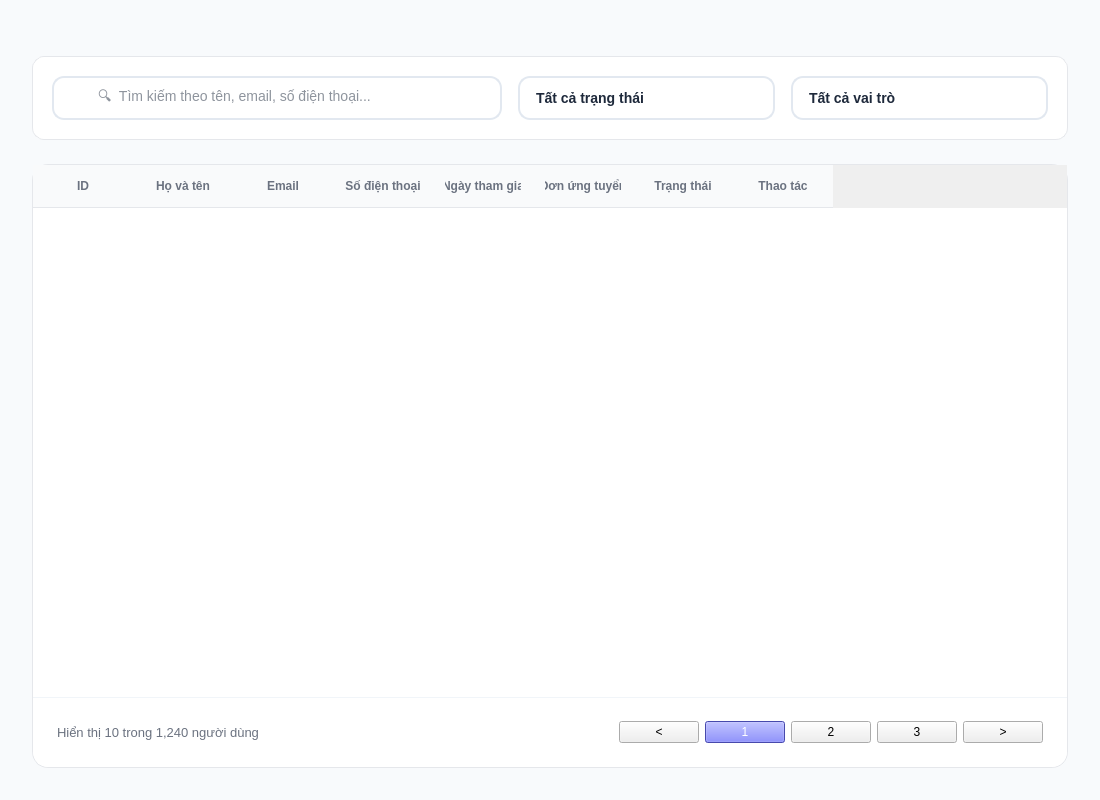
The window that client/resources/ui/QuanLyUser.ui (imaira203/BTLPY_N21_D31) describes before a commit, drawn with Qt 5.
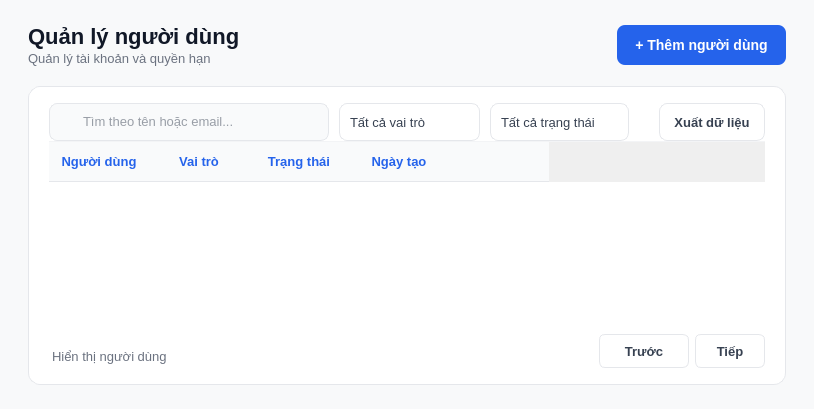
The same window after the commit.

Patch:
```diff
--- a/client/resources/ui/QuanLyUser.ui
+++ b/client/resources/ui/QuanLyUser.ui
@@ -1,107 +1,11 @@
 <?xml version="1.0" encoding="UTF-8"?>
 <ui version="4.0">
  <class>QuanLyUser</class>
- <widget class="QMainWindow" name="QuanLyUser">
-  <property name="geometry">
-   <rect>
-    <x>0</x>
-    <y>0</y>
-    <width>1100</width>
-    <height>800</height>
-   </rect>
-  </property>
-  <property name="windowTitle">
-   <string>JobHub - Quản lý người dùng</string>
-  </property>
+ <widget class="QWidget" name="QuanLyUser">
   <property name="styleSheet">
-   <string notr="true">
-/* QuanLyUser - Premium Light Mode */
-QMainWindow { background-color: #F8FAFC; }
-* { font-family: 'Inter', 'Segoe UI', sans-serif; }
-
-#mainArea { background-color: #F8FAFC; }
-
-#pageTitle {
-    font-size: 26px;
-    font-weight: 700;
-    color: #111827;
-}
-
-#pageSubtitle {
-    font-size: 14px;
-    color: #6B7280;
-}
-
-/* Filter Bar */
-#filterBar {
-    background-color: #FFFFFF;
-    border: 1px solid #E5E7EB;
-    border-radius: 12px;
-    padding: 10px;
-}
-
-/* Table Card Container */
-#tableCard {
-    background-color: #FFFFFF;
-    border: 1px solid #E5E7EB;
-    border-radius: 16px;
-}
-
-/* Table Styling */
-QTableWidget {
-    background-color: transparent;
-    border: none;
-    gridline-color: #F1F5F9;
-    outline: none;
-}
-
-QTableWidget::item {
-    padding: 12px;
-    color: #374151;
-    border-bottom: 1px solid #F1F5F9;
-}
-
-QHeaderView::section {
-    background-color: #F9FAFB;
-    color: #6B7280;
-    font-size: 12px;
-    font-weight: 600;
-    text-transform: uppercase;
-    padding: 12px;
-    border: none;
-    border-bottom: 1px solid #E5E7EB;
-}
-
-/* Pagination Styling */
-#paginationFrame {
-    background-color: #FFFFFF;
-    border-top: 1px solid #F1F5F9;
-    border-bottom-left-radius: 16px;
-    border-bottom-right-radius: 16px;
-}
-
-#pageInfo { color: #6B7280; font-size: 13px; }
-
-QPushButton.pageBtn {
-    background-color: #FFFFFF;
-    border: 1px solid #E5E7EB;
-    border-radius: 8px;
-    min-width: 36px;
-    min-height: 36px;
-    font-weight: 600;
-    color: #4B5563;
-}
-
-QPushButton.pageBtn:hover {
-    background-color: #F9FAFB;
-    border-color: #D1D5DB;
-    color: #6366F1;
-}
-
-   </string>
+   <string notr="true">* { font-family: &apos;Inter&apos;, &apos;Segoe UI&apos;, sans-serif; }</string>
   </property>
-  <widget class="QWidget" name="centralwidget">
-   <layout class="QVBoxLayout" name="verticalLayout">
+  <layout class="QVBoxLayout" name="outerLayout">
     <property name="spacing">
      <number>0</number>
     </property>
@@ -118,166 +22,226 @@
      <number>0</number>
     </property>
     <item>
-     <widget class="QWidget" name="mainArea" native="true">
-      <layout class="QVBoxLayout" name="verticalLayout_2">
+    <widget class="QWidget" name="mainArea">
+     <property name="styleSheet">
+      <string notr="true">QWidget#mainArea { background-color: #F8F9FA; }</string>
+     </property>
+     <layout class="QVBoxLayout" name="mainAreaLayout">
        <property name="spacing">
-        <number>24</number>
+       <number>20</number>
        </property>
        <property name="leftMargin">
-        <number>32</number>
+       <number>28</number>
        </property>
        <property name="topMargin">
-        <number>32</number>
+       <number>24</number>
        </property>
        <property name="rightMargin">
-        <number>32</number>
+       <number>28</number>
        </property>
        <property name="bottomMargin">
-        <number>32</number>
+       <number>24</number>
        </property>
        <item>
-        <widget class="QWidget" name="headerWidget" native="true">
-         <layout class="QHBoxLayout" name="horizontalLayout">
-          <property name="leftMargin">
+       <layout class="QHBoxLayout" name="userPageHeaderLayout">
+        <property name="spacing">
+         <number>12</number>
+        </property>
+        <item>
+         <layout class="QVBoxLayout" name="userPageTitleBlock">
+          <property name="spacing">
+           <number>2</number>
+          </property>
+          <item>
+           <widget class="QLabel" name="userPageTitle">
+            <property name="styleSheet">
+             <string notr="true">QLabel { font-size: 22px; font-weight: 700; color: #111827; background: transparent; border: none; }</string>
+            </property>
+            <property name="text">
+             <string>Quản lý người dùng</string>
+            </property>
+           </widget>
+          </item>
+          <item>
+           <widget class="QLabel" name="userPageSubTitle">
+            <property name="styleSheet">
+             <string notr="true">QLabel { font-size: 13px; color: #6B7280; background: transparent; border: none; }</string>
+            </property>
+            <property name="text">
+             <string>Quản lý tài khoản và quyền hạn</string>
+            </property>
+           </widget>
+          </item>
+         </layout>
+        </item>
+        <item>
+         <spacer name="userHeaderSpacer">
+          <property name="orientation">
+           <enum>Qt::Horizontal</enum>
+          </property>
+          <property name="sizeHint" stdset="0">
+           <size>
+            <width>40</width>
+            <height>20</height>
+           </size>
+          </property>
+         </spacer>
+        </item>
+        <item>
+         <widget class="QPushButton" name="btnAddUser">
+          <property name="minimumSize">
+           <size>
+            <width>120</width>
+            <height>40</height>
+           </size>
+          </property>
+          <property name="styleSheet">
+           <string notr="true">QPushButton { background-color: #2563EB; color: #FFFFFF; border: none; border-radius: 8px; padding: 0px 18px; font-size: 14px; font-weight: 600; } QPushButton:hover { background-color: #1D4ED8; }</string>
+          </property>
+          <property name="text">
+           <string>+ Thêm người dùng</string>
+          </property>
+         </widget>
+        </item>
+       </layout>
+      </item>
+      <item>
+       <widget class="QFrame" name="userTableCard">
+        <property name="styleSheet">
+         <string notr="true">QFrame#userTableCard { background-color: #FFFFFF; border-radius: 12px; border: 1px solid #E5E7EB; }</string>
+        </property>
+        <layout class="QVBoxLayout" name="userTableCardLayout">
+         <property name="spacing">
            <number>0</number>
           </property>
+         <property name="leftMargin">
+          <number>20</number>
+         </property>
           <property name="topMargin">
-           <number>0</number>
+          <number>16</number>
           </property>
           <property name="rightMargin">
+          <number>20</number>
+         </property>
+         <property name="bottomMargin">
+          <number>16</number>
+         </property>
+         <item>
+          <layout class="QHBoxLayout" name="filterRowLayout">
+           <property name="spacing">
+           <number>10</number>
+           </property>
+           <item>
+            <widget class="QFrame" name="userSearchFrame">
+             <property name="minimumSize">
+              <size>
+               <width>280</width>
+               <height>38</height>
+              </size>
+             </property>
+             <property name="maximumSize">
+              <size>
+               <width>400</width>
+               <height>38</height>
+              </size>
+             </property>
+             <property name="styleSheet">
+              <string notr="true">QFrame { background-color: #F9FAFB; border: 1px solid #E5E7EB; border-radius: 8px; }</string>
+             </property>
+             <layout class="QHBoxLayout" name="userSearchInner">
+              <property name="leftMargin">
+               <number>10</number>
+              </property>
+              <property name="rightMargin">
+               <number>10</number>
+              </property>
+              <property name="topMargin">
            <number>0</number>
           </property>
           <property name="bottomMargin">
            <number>0</number>
           </property>
-         </layout>
-        </widget>
-       </item>
-       <item>
-        <widget class="QFrame" name="filterBar">
-         <layout class="QHBoxLayout" name="horizontalLayout_2">
           <property name="spacing">
-           <number>16</number>
-          </property>
+               <number>6</number>
+              </property>
+              <item>
+               <widget class="QLabel" name="userSearchIcon">
+                <property name="minimumSize">
+                 <size>
+                  <width>15</width>
+                  <height>15</height>
+                 </size>
+                </property>
+                <property name="maximumSize">
+                 <size>
+                  <width>15</width>
+                  <height>15</height>
+                 </size>
+                </property>
+                <property name="styleSheet">
+                 <string notr="true">QLabel { background: transparent; border: none; }</string>
+                </property>
+                <property name="text">
+                 <string/>
+                </property>
+               </widget>
+              </item>
           <item>
            <widget class="QLineEdit" name="searchInput">
-            <property name="minimumSize">
-             <size>
-              <width>350</width>
-              <height>44</height>
-             </size>
-            </property>
-            <property name="maximumSize">
-             <size>
-              <width>450</width>
-              <height>44</height>
-             </size>
-            </property>
             <property name="styleSheet">
-             <string notr="true">
-              QLineEdit {
-                  background-color: #FFFFFF;
-                  border: 1.5px solid #E2E8F0;
-                  border-radius: 12px;
-                  padding: 8px 16px 8px 42px;
-                  font-size: 14px;
-                  font-family: 'Segoe UI', 'Inter', sans-serif;
-                  color: #1E293B;
-                  selection-background-color: #EEF2FF;
-                  selection-color: #6366F1;
-              }
-              QLineEdit:hover {
-                  border: 1.5px solid #CBD5E1;
-                  background-color: #FAFBFF;
-              }
-              QLineEdit:focus {
-                  border: 2px solid #6366F1;
-                  background-color: #FFFAFF;
-                  outline: none;
-              }
-              QLineEdit::placeholder {
-                  color: #A3ADB8;
-              }
-             </string>
+                 <string notr="true">QLineEdit { background: transparent; border: none; font-size: 13px; color: #374151; }</string>
             </property>
             <property name="placeholderText">
-             <string>🔍  Tìm kiếm theo tên, email, số điện thoại...</string>
-            </property>
+                 <string>Tìm theo tên hoặc email...</string>
+                </property>
+               </widget>
+              </item>
+             </layout>
+            </widget>
+           </item>
+           <item>
+            <widget class="QComboBox" name="roleFilter">
+             <property name="minimumSize">
+              <size>
+               <width>120</width>
+               <height>38</height>
+              </size>
+             </property>
+             <property name="styleSheet">
+              <string notr="true">QComboBox { background: #FFFFFF; border: 1px solid #E5E7EB; border-radius: 8px; padding: 0px 10px; font-size: 13px; color: #374151; } QComboBox:hover { border-color: #2563EB; } QComboBox::drop-down { border: none; width: 20px; } QComboBox QAbstractItemView { background: #FFFFFF; border: 1px solid #E5E7EB; selection-background-color: #EFF6FF; }</string>
+             </property>
+             <item>
+              <property name="text">
+               <string>Tất cả vai trò</string>
+              </property>
+             </item>
+             <item>
+              <property name="text">
+               <string>Quản trị viên</string>
+              </property>
+             </item>
+             <item>
+              <property name="text">
+               <string>Quản lý nhân sự</string>
+              </property>
+             </item>
+             <item>
+              <property name="text">
+               <string>Tuyển dụng viên</string>
+              </property>
+             </item>
            </widget>
           </item>
           <item>
            <widget class="QComboBox" name="statusFilter">
             <property name="minimumSize">
              <size>
-              <width>200</width>
-              <height>44</height>
-             </size>
-            </property>
-            <property name="maximumSize">
-             <size>
-              <width>280</width>
-              <height>44</height>
+               <width>120</width>
+               <height>38</height>
              </size>
             </property>
             <property name="styleSheet">
-             <string notr="true">
-              QComboBox {
-                  background-color: #FFFFFF;
-                  border: 1.5px solid #E2E8F0;
-                  border-radius: 12px;
-                  padding: 6px 12px 6px 16px;
-                  font-size: 14px;
-                  font-family: 'Segoe UI', 'Inter', sans-serif;
-                  color: #1E293B;
-                  font-weight: 500;
-                  outline: none;
-              }
-              QComboBox:hover {
-                  border: 1.5px solid #CBD5E1;
-                  background-color: #FAFBFF;
-              }
-              QComboBox:focus,
-              QComboBox:on {
-                  border: 2px solid #6366F1;
-                  background-color: #FFFAFF;
-              }
-              QComboBox::drop-down {
-                  border: none;
-                  width: 32px;
-                  subcontrol-position: right center;
-              }
-              QComboBox::down-arrow {
-                  image: none;
-                  width: 12px;
-                  height: 12px;
-              }
-              QComboBox QAbstractItemView {
-                  background-color: #FFFFFF;
-                  border: 1.5px solid #E2E8F0;
-                  border-radius: 12px;
-                  selection-background-color: #EEF2FF;
-                  selection-color: #6366F1;
-                  outline: none;
-                  padding: 6px;
-                  margin-top: 4px;
-              }
-              QComboBox QAbstractItemView::item {
-                  padding: 10px 14px;
-                  border-radius: 8px;
-                  min-height: 36px;
-                  font-weight: 500;
-                  color: #334155;
-              }
-              QComboBox QAbstractItemView::item:hover {
-                  background-color: #F5F3FF;
-                  color: #6366F1;
-              }
-              QComboBox QAbstractItemView::item:selected {
-                  background-color: #EEF2FF;
-                  color: #6366F1;
-                  font-weight: 600;
-              }
-             </string>
+              <string notr="true">QComboBox { background: #FFFFFF; border: 1px solid #E5E7EB; border-radius: 8px; padding: 0px 10px; font-size: 13px; color: #374151; } QComboBox:hover { border-color: #2563EB; } QComboBox::drop-down { border: none; width: 20px; } QComboBox QAbstractItemView { background: #FFFFFF; border: 1px solid #E5E7EB; selection-background-color: #EFF6FF; }</string>
             </property>
             <item>
              <property name="text">
@@ -297,153 +261,77 @@
            </widget>
           </item>
           <item>
-           <widget class="QComboBox" name="roleFilter">
+            <spacer name="filterSpacer">
+             <property name="orientation">
+              <enum>Qt::Horizontal</enum>
+             </property>
+             <property name="sizeHint" stdset="0">
+              <size>
+               <width>20</width>
+               <height>20</height>
+              </size>
+             </property>
+            </spacer>
+           </item>
+           <item>
+            <widget class="QPushButton" name="btnExportUsers">
             <property name="minimumSize">
              <size>
-              <width>200</width>
-              <height>44</height>
-             </size>
-            </property>
-            <property name="maximumSize">
-             <size>
-              <width>280</width>
-              <height>44</height>
+               <width>90</width>
+               <height>38</height>
              </size>
             </property>
             <property name="styleSheet">
-             <string notr="true">
-              QComboBox {
-                  background-color: #FFFFFF;
-                  border: 1.5px solid #E2E8F0;
-                  border-radius: 12px;
-                  padding: 6px 12px 6px 16px;
-                  font-size: 14px;
-                  font-family: 'Segoe UI', 'Inter', sans-serif;
-                  color: #1E293B;
-                  font-weight: 500;
-                  outline: none;
-              }
-              QComboBox:hover {
-                  border: 1.5px solid #CBD5E1;
-                  background-color: #FAFBFF;
-              }
-              QComboBox:focus,
-              QComboBox:on {
-                  border: 2px solid #6366F1;
-                  background-color: #FFFAFF;
-              }
-              QComboBox::drop-down {
-                  border: none;
-                  width: 32px;
-                  subcontrol-position: right center;
-              }
-              QComboBox::down-arrow {
-                  image: none;
-                  width: 12px;
-                  height: 12px;
-              }
-              QComboBox QAbstractItemView {
-                  background-color: #FFFFFF;
-                  border: 1.5px solid #E2E8F0;
-                  border-radius: 12px;
-                  selection-background-color: #EEF2FF;
-                  selection-color: #6366F1;
-                  outline: none;
-                  padding: 6px;
-                  margin-top: 4px;
-              }
-              QComboBox QAbstractItemView::item {
-                  padding: 10px 14px;
-                  border-radius: 8px;
-                  min-height: 36px;
-                  font-weight: 500;
-                  color: #334155;
-              }
-              QComboBox QAbstractItemView::item:hover {
-                  background-color: #F5F3FF;
-                  color: #6366F1;
-              }
-              QComboBox QAbstractItemView::item:selected {
-                  background-color: #EEF2FF;
-                  color: #6366F1;
-                  font-weight: 600;
-              }
-             </string>
-            </property>
-            <item>
+              <string notr="true">QPushButton { background: #FFFFFF; color: #374151; border: 1px solid #E5E7EB; border-radius: 8px; font-size: 13px; font-weight: 500; padding: 0px 14px; } QPushButton:hover { border-color: #2563EB; color: #2563EB; }</string>
+             </property>
              <property name="text">
-              <string>Tất cả vai trò</string>
+              <string>Xuất dữ liệu</string>
              </property>
-            </item>
-            <item>
-             <property name="text">
-              <string>Ứng viên</string>
-             </property>
-            </item>
-            <item>
-             <property name="text">
-              <string>HR</string>
-             </property>
-            </item>
            </widget>
           </item>
          </layout>
-        </widget>
        </item>
        <item>
-        <widget class="QFrame" name="tableCard">
-         <layout class="QVBoxLayout" name="verticalLayout_3">
-          <property name="spacing">
-           <number>0</number>
-          </property>
-          <property name="leftMargin">
-           <number>0</number>
-          </property>
-          <property name="topMargin">
-           <number>0</number>
-          </property>
-          <property name="rightMargin">
-           <number>0</number>
-          </property>
-          <property name="bottomMargin">
-           <number>0</number>
-          </property>
+          <widget class="QFrame" name="tableTopDivider">
+           <property name="minimumSize">
+            <size>
+             <width>0</width>
+             <height>1</height>
+            </size>
+           </property>
+           <property name="maximumSize">
+            <size>
+             <width>16777215</width>
+             <height>1</height>
+            </size>
+           </property>
+           <property name="styleSheet">
+            <string notr="true">QFrame { background: #F3F4F6; border: none; margin: 8px 0px; }</string>
+           </property>
+          </widget>
+         </item>
           <item>
            <widget class="QTableWidget" name="userTable">
-            <property name="rowCount">
-             <number>0</number>
-            </property>
-            <property name="columnCount">
-             <number>8</number>
-            </property>
-            <column>
-             <property name="text">
-              <string>ID</string>
-             </property>
-            </column>
-            <column>
-             <property name="text">
-              <string>Họ và tên</string>
-             </property>
-            </column>
+           <property name="styleSheet">
+            <string notr="true">QTableWidget { background: transparent; border: none; gridline-color: #F3F4F6; font-size: 13px; color: #374151; outline: none; } QTableWidget::item { padding: 12px 8px; border-bottom: 1px solid #F3F4F6; } QTableWidget::item:selected { background-color: #EFF6FF; color: #1D4ED8; } QHeaderView::section { background-color: #F9FAFB; color: #2563EB; font-size: 13px; font-weight: 600; padding: 10px 8px; border: none; border-bottom: 1px solid #E5E7EB; } QScrollBar:vertical { background: #F9FAFB; width: 6px; border-radius: 3px; } QScrollBar::handle:vertical { background: #D1D5DB; border-radius: 3px; }</string>
+           </property>
+           <property name="selectionBehavior">
+            <enum>QAbstractItemView::SelectRows</enum>
+           </property>
+           <property name="alternatingRowColors">
+            <bool>false</bool>
+           </property>
+           <property name="showGrid">
+            <bool>false</bool>
+           </property>
             <column>
              <property name="text">
-              <string>Email</string>
+             <string>Người dùng</string>
              </property>
             </column>
             <column>
              <property name="text">
-              <string>Số điện thoại</string>
-             </property>
-            </column>
-            <column>
-             <property name="text">
-              <string>Ngày tham gia</string>
-             </property>
-            </column>
-            <column>
-             <property name="text">
-              <string>Đơn ứng tuyển</string>
+             <string>Vai trò</string>
              </property>
             </column>
             <column>
@@ -453,35 +341,33 @@
             </column>
             <column>
              <property name="text">
-              <string>Thao tác</string>
-             </property>
-            </column>
+             <string>Ngày tạo</string>
+            </property>
+           </column>
+           <column>
+            <property name="text">
+             <string/>
+            </property>
+           </column>
            </widget>
           </item>
           <item>
-           <widget class="QFrame" name="paginationFrame">
-            <property name="minimumSize">
-             <size>
-              <width>0</width>
-              <height>70</height>
-             </size>
-            </property>
-            <layout class="QHBoxLayout" name="horizontalLayout_3">
-             <property name="leftMargin">
-              <number>24</number>
-             </property>
-             <property name="rightMargin">
-              <number>24</number>
-             </property>
+          <layout class="QHBoxLayout" name="paginationLayout">
+           <property name="spacing">
+            <number>6</number>
+           </property>
              <item>
-              <widget class="QLabel" name="pageInfo">
+            <widget class="QLabel" name="paginationInfo">
+             <property name="styleSheet">
+              <string notr="true">QLabel { font-size: 13px; color: #6B7280; background: transparent; border: none; padding-top: 10px; }</string>
+             </property>
                <property name="text">
-                <string>Hiển thị 10 trong 1,240 người dùng</string>
+              <string>Hiển thị người dùng</string>
                </property>
               </widget>
              </item>
              <item>
-              <spacer name="horizontalSpacer_2">
+            <spacer name="paginationSpacer">
                <property name="orientation">
                 <enum>Qt::Horizontal</enum>
                </property>
@@ -494,60 +380,38 @@
               </spacer>
              </item>
              <item>
-              <widget class="QPushButton" name="btnPrev">
-               <property name="text">
-                <string>&lt;</string>
-               </property>
-               <property name="class" stdset="0">
-                <string>pageBtn</string>
-               </property>
-              </widget>
-             </item>
-             <item>
-              <widget class="QPushButton" name="btnP1">
+            <widget class="QPushButton" name="btnPrevPage">
+             <property name="minimumSize">
+              <size>
+               <width>90</width>
+               <height>34</height>
+              </size>
+             </property>
                <property name="styleSheet">
-                <string notr="true">background-color: #6366F1; color: white; border-color: #6366F1;</string>
+              <string notr="true">QPushButton { background: #FFFFFF; color: #374151; border: 1px solid #E5E7EB; border-radius: 6px; font-size: 13px; font-weight: 500; } QPushButton:hover { border-color: #2563EB; color: #2563EB; } QPushButton:disabled { color: #D1D5DB; }</string>
                </property>
                <property name="text">
-                <string>1</string>
-               </property>
-               <property name="class" stdset="0">
-                <string>pageBtn</string>
-               </property>
+              <string>Trước</string>
+             </property>
               </widget>
              </item>
              <item>
-              <widget class="QPushButton" name="btnP2">
-               <property name="text">
-                <string>2</string>
-               </property>
-               <property name="class" stdset="0">
-                <string>pageBtn</string>
-               </property>
-              </widget>
-             </item>
-             <item>
-              <widget class="QPushButton" name="btnP3">
+            <widget class="QPushButton" name="btnNextPage">
+             <property name="minimumSize">
+              <size>
+               <width>70</width>
+               <height>34</height>
+              </size>
+             </property>
+             <property name="styleSheet">
+              <string notr="true">QPushButton { background: #FFFFFF; color: #374151; border: 1px solid #E5E7EB; border-radius: 6px; font-size: 13px; font-weight: 500; } QPushButton:hover { border-color: #2563EB; color: #2563EB; } QPushButton:disabled { color: #D1D5DB; }</string>
+             </property>
                <property name="text">
-                <string>3</string>
-               </property>
-               <property name="class" stdset="0">
-                <string>pageBtn</string>
-               </property>
-              </widget>
-             </item>
-             <item>
-              <widget class="QPushButton" name="btnNext">
-               <property name="text">
-                <string>&gt;</string>
-               </property>
-               <property name="class" stdset="0">
-                <string>pageBtn</string>
-               </property>
-              </widget>
-             </item>
-            </layout>
-           </widget>
+              <string>Tiếp</string>
+             </property>
+            </widget>
+           </item>
+          </layout>
           </item>
          </layout>
         </widget>
@@ -556,7 +420,6 @@
      </widget>
     </item>
    </layout>
-  </widget>
  </widget>
  <resources/>
  <connections/>
```
Left out of the diff: 2 changed lines with no effect on the pictures. Lines whose indentation alone changed are shown as unchanged.
